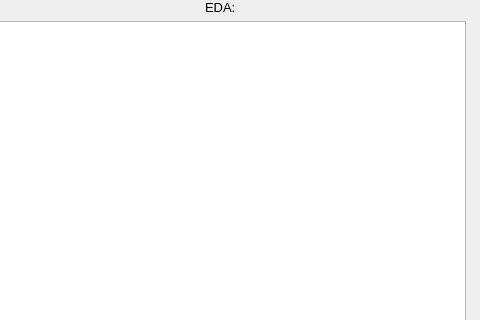
BME-Jafar/FetalBio-AI, file form.ui: the form before one commit; both pictures show x 615 to 1095 and y 0 to 320 of the 1095 by 735 pixel window.
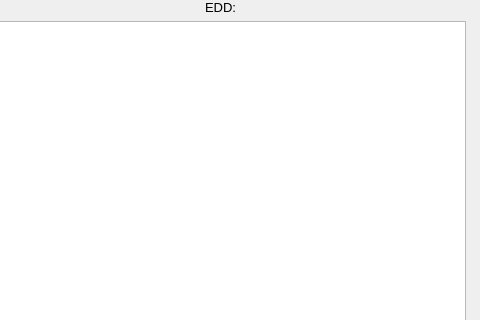
The form after the commit.

```diff
--- a/form.ui
+++ b/form.ui
@@ -106,7 +106,7 @@
           </font>
          </property>
          <property name="text">
-          <string>EDA:</string>
+          <string>EDD:</string>
          </property>
         </widget>
        </item>
```
Left out of the diff: 2 changed lines with no effect on the pictures.
